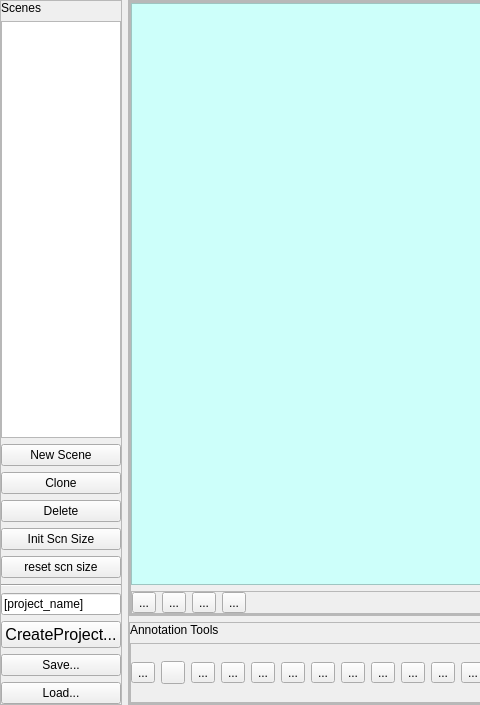
zardosht/isar, file isar/ui/scene_definition.ui: the form before one commit; both pictures show x 0 to 480 and y 0 to 705 of the 1114 by 705 pixel window.
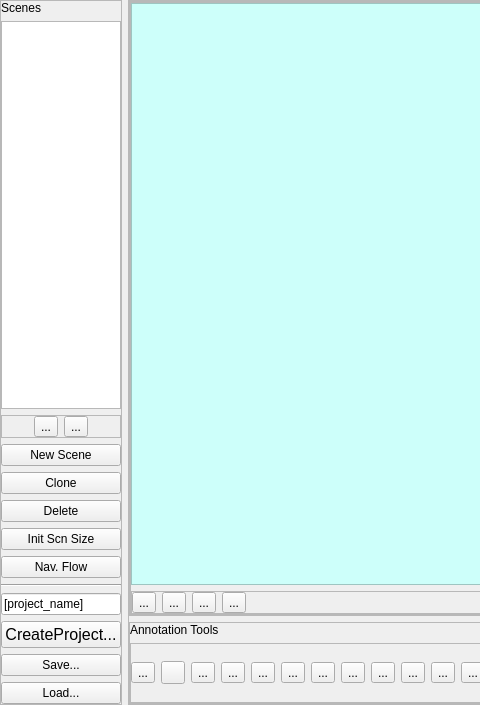
The form after the commit. Icons and pictures are not drawn.

```diff
--- a/isar/ui/scene_definition.ui
+++ b/isar/ui/scene_definition.ui
@@ -67,7 +67,86 @@
        </widget>
       </item>
       <item>
-       <widget class="QListView" name="scenes_list"/>
+       <widget class="QListView" name="scenes_list">
+        <property name="sizePolicy">
+         <sizepolicy hsizetype="Expanding" vsizetype="Preferred">
+          <horstretch>0</horstretch>
+          <verstretch>10</verstretch>
+         </sizepolicy>
+        </property>
+       </widget>
+      </item>
+      <item>
+       <widget class="QFrame" name="frame">
+        <property name="frameShape">
+         <enum>QFrame::StyledPanel</enum>
+        </property>
+        <property name="frameShadow">
+         <enum>QFrame::Raised</enum>
+        </property>
+        <layout class="QHBoxLayout" name="horizontalLayout_5">
+         <property name="leftMargin">
+          <number>0</number>
+         </property>
+         <property name="topMargin">
+          <number>0</number>
+         </property>
+         <property name="rightMargin">
+          <number>0</number>
+         </property>
+         <property name="bottomMargin">
+          <number>0</number>
+         </property>
+         <item>
+          <spacer name="horizontalSpacer_3">
+           <property name="orientation">
+            <enum>Qt::Horizontal</enum>
+           </property>
+           <property name="sizeHint" stdset="0">
+            <size>
+             <width>40</width>
+             <height>20</height>
+            </size>
+           </property>
+          </spacer>
+         </item>
+         <item>
+          <widget class="QToolButton" name="scene_up_btn">
+           <property name="text">
+            <string>...</string>
+           </property>
+           <property name="icon">
+            <iconset>
+             <normaloff>images/up_button.png</normaloff>images/up_button.png</iconset>
+           </property>
+          </widget>
+         </item>
+         <item>
+          <widget class="QToolButton" name="scene_down_btn">
+           <property name="text">
+            <string>...</string>
+           </property>
+           <property name="icon">
+            <iconset>
+             <normaloff>images/down_button.png</normaloff>images/down_button.png</iconset>
+           </property>
+          </widget>
+         </item>
+         <item>
+          <spacer name="horizontalSpacer_4">
+           <property name="orientation">
+            <enum>Qt::Horizontal</enum>
+           </property>
+           <property name="sizeHint" stdset="0">
+            <size>
+             <width>40</width>
+             <height>20</height>
+            </size>
+           </property>
+          </spacer>
+         </item>
+        </layout>
+       </widget>
       </item>
       <item>
        <widget class="QPushButton" name="new_scene_btn">
@@ -100,7 +179,7 @@
       <item>
        <widget class="QPushButton" name="reset_scene_size_btn">
         <property name="text">
-         <string>reset scn size</string>
+         <string>Nav. Flow</string>
         </property>
        </widget>
       </item>
```
Left out of the diff: 2 changed lines with no effect on the pictures.
